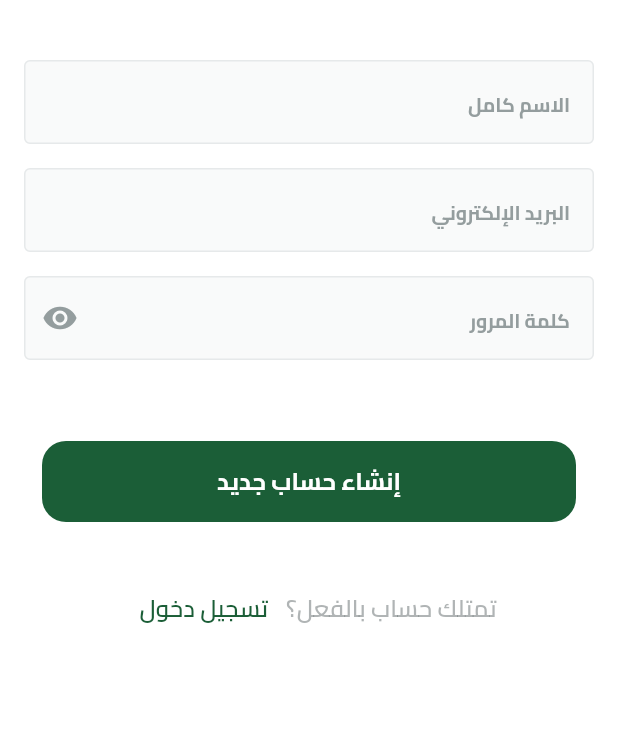
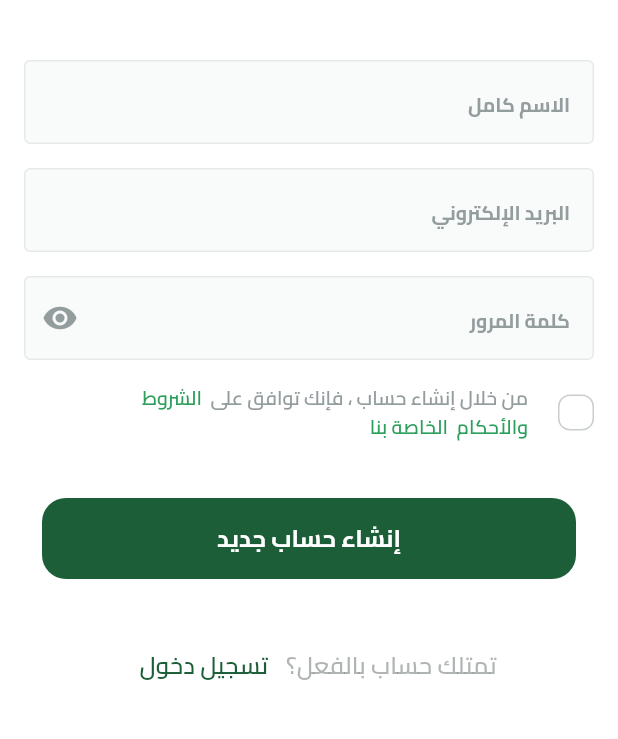
Before and after one commit to Mohamed47Elmelegy/FruitApp, a Flutter app: the SignupViewBody screen opened by its route, on a phone screen of 412 x 824 dp, the part 60-799 px from its top. Run offline on Flutter 3.47's test engine with Material 3 defaults, Android fonts, the phone set to English and light mode, and no system bars; our stand-ins replace dots_indicator, flutter_svg, gap, shared_preferences; accounts and stored records are empty.

Commit message:
make custom TermsAndConditionsCheckbox

```diff
--- a/lib/Presentation/signUp/view/signup_view.dart
+++ b/lib/Presentation/signUp/view/signup_view.dart
@@ -7,6 +7,7 @@ import 'package:frutes_app/main.dart';
 import 'package:gap/gap.dart';
 
 import '../../../core/widgets/butn.dart';
+import '../../../core/widgets/terms_and_conditions_checkbox.dart';
 
 class SignupView extends StatefulWidget {
   const SignupView({super.key});
@@ -88,7 +89,7 @@ class _SignupViewState extends State<SignupView> {
               },
             ),
             const Gap(16),
-            // const TermsAndConditionsCheckbox(),
+            const TermsAndConditionsCheckbox(),
             const Gap(30),
             Butn(
               text: 'إنشاء حساب جديد',
--- a/lib/core/utils/app_images.dart
+++ b/lib/core/utils/app_images.dart
@@ -40,4 +40,5 @@ class Assets {
   static const String googleIcons = 'assets/images/GoogleIcons.svg';
   static const String appleIcons = 'assets/images/AppleIcons.svg';
   static const String facebookIcons = 'assets/images/FacebookIcons.svg';
+  static const String imagesCheck = 'assets/images/Check.svg';
 }
--- /dev/null
+++ b/lib/core/widgets/custom_checkbox.dart
@@ -0,0 +1,51 @@
+import 'package:flutter/material.dart';
+import 'package:flutter_svg/svg.dart';
+import 'package:frutes_app/core/theme/colors_theme.dart';
+
+import '../utils/app_images.dart';
+
+class CustomCheckbox extends StatefulWidget {
+  const CustomCheckbox({super.key});
+
+  @override
+  CustomCheckboxState createState() => CustomCheckboxState();
+}
+
+class CustomCheckboxState extends State<CustomCheckbox> {
+  bool _isChecked = false;
+
+  @override
+  Widget build(BuildContext context) {
+    return GestureDetector(
+      onTap: () {
+        setState(() {
+          _isChecked = !_isChecked;
+        });
+      },
+      child: AnimatedContainer(
+        duration: const Duration(milliseconds: 300), // Reduced duration
+        width: 24.0,
+        height: 24.0,
+        decoration: BoxDecoration(
+          color: _isChecked ? AppColors.green1_500 : Colors.white,
+          border: Border.all(
+            color: _isChecked ? Colors.transparent : AppColors.grayscale200,
+            width: 1.0,
+          ),
+          borderRadius: BorderRadius.circular(8),
+        ),
+        alignment: Alignment.center,
+        child: _isChecked
+            ? Padding(
+                padding: const EdgeInsets.all(4.0), // Directly using Padding
+                child: SvgPicture.asset(
+                  Assets.imagesCheck,
+                  width: 16.0,
+                  height: 16.0,
+                ),
+              )
+            : null,
+      ),
+    );
+  }
+}
--- a/lib/core/widgets/custom_platform_signin.dart
+++ b/lib/core/widgets/custom_platform_signin.dart
@@ -1,5 +1,4 @@
 import 'package:flutter/material.dart';
-import 'package:frutes_app/core/extensions/padding_ext.dart';
 import 'package:frutes_app/core/theme/text_theme.dart';
 import 'package:gap/gap.dart';
 
--- /dev/null
+++ b/lib/core/widgets/terms_and_conditions_checkbox.dart
@@ -0,0 +1,62 @@
+import 'package:flutter/material.dart';
+import 'package:frutes_app/core/config/constants.dart';
+import 'package:frutes_app/core/extensions/padding_ext.dart';
+import 'package:frutes_app/core/widgets/custom_checkbox.dart';
+
+import '../theme/colors_theme.dart';
+import '../theme/text_theme.dart';
+
+class TermsAndConditionsCheckbox extends StatelessWidget {
+  const TermsAndConditionsCheckbox({super.key});
+
+  @override
+  Widget build(BuildContext context) {
+    return Row(
+      children: [
+        const CustomCheckbox()
+            .setOnlyPadding(context, 0, 0, 0, 20, enableMediaQuery: false),
+        SizedBox(
+          width: Constants.mediaQuery.width * 0.7,
+          child: Text.rich(
+            TextSpan(
+              children: [
+                TextSpan(
+                  text: 'من خلال إنشاء حساب ، فإنك توافق على ',
+                  style: AppTextStyles.bodySmallSemiBold13
+                      .copyWith(color: AppColors.grayscale400),
+                ),
+                const TextSpan(
+                  text: ' ',
+                  style: AppTextStyles.bodySmallSemiBold13,
+                ),
+                TextSpan(
+                  text: 'الشروط',
+                  style: AppTextStyles.bodySmallSemiBold13
+                      .copyWith(color: AppColors.green1_600),
+                ),
+                const TextSpan(
+                  text: ' ',
+                  style: AppTextStyles.bodySmallSemiBold13,
+                ),
+                TextSpan(
+                  text: ' والأحكام',
+                  style: AppTextStyles.bodySmallSemiBold13
+                      .copyWith(color: AppColors.green1_600),
+                ),
+                const TextSpan(
+                  text: ' ',
+                  style: AppTextStyles.bodySmallSemiBold13,
+                ),
+                TextSpan(
+                  text: ' الخاصة بنا',
+                  style: AppTextStyles.bodySmallSemiBold13
+                      .copyWith(color: AppColors.green1_600),
+                )
+              ],
+            ),
+          ),
+        ),
+      ],
+    );
+  }
+}
```
Also changed, not shown: assets/images/Check.svg (added).
